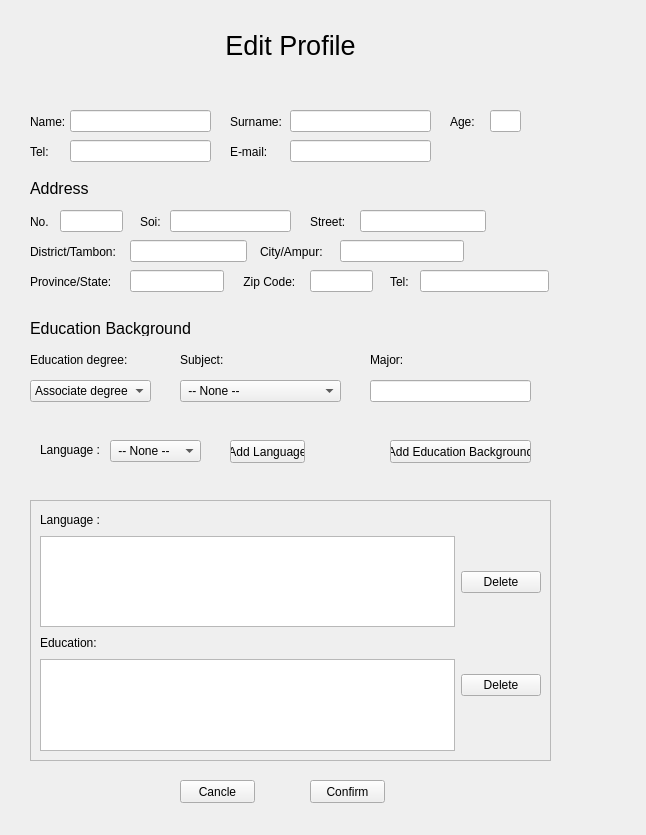
Above: ui_form/Edit_Create_User_Profile.ui from Sirawap/PathFinder-Project before the change. Below: the same form after it.
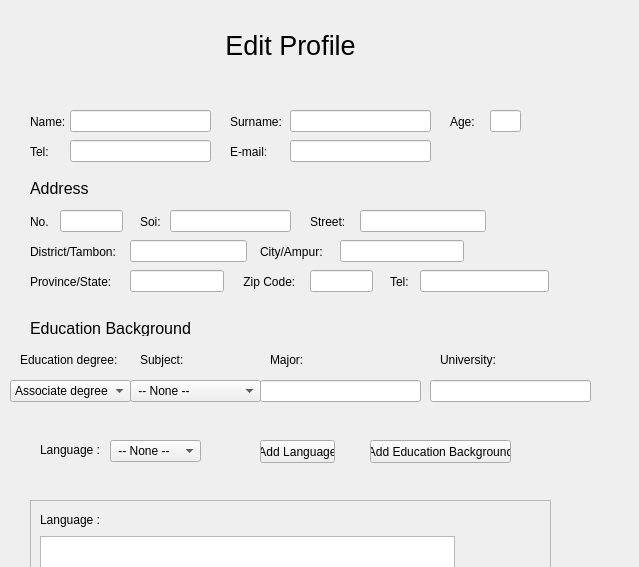
That is the form after the change. Icons and pictures are not drawn.

The edit to the form file:
```diff
--- a/ui_form/Edit_Create_User_Profile.ui
+++ b/ui_form/Edit_Create_User_Profile.ui
@@ -6,8 +6,8 @@
    <rect>
     <x>0</x>
     <y>0</y>
-    <width>646</width>
-    <height>835</height>
+    <width>639</width>
+    <height>567</height>
    </rect>
   </property>
   <property name="windowTitle">
@@ -83,7 +83,7 @@
   <widget class="QLabel" name="label_18">
    <property name="geometry">
     <rect>
-     <x>30</x>
+     <x>20</x>
      <y>350</y>
      <width>101</width>
      <height>20</height>
@@ -96,7 +96,7 @@
   <widget class="QComboBox" name="comboBox_degree">
    <property name="geometry">
     <rect>
-     <x>30</x>
+     <x>10</x>
      <y>380</y>
      <width>121</width>
      <height>22</height>
@@ -126,7 +126,7 @@
   <widget class="QLabel" name="label_19">
    <property name="geometry">
     <rect>
-     <x>180</x>
+     <x>140</x>
      <y>350</y>
      <width>101</width>
      <height>20</height>
@@ -165,9 +165,9 @@
   <widget class="QComboBox" name="comboBox_subject">
    <property name="geometry">
     <rect>
-     <x>180</x>
+     <x>130</x>
      <y>380</y>
-     <width>161</width>
+     <width>131</width>
      <height>22</height>
     </rect>
    </property>
@@ -626,7 +626,7 @@
   <widget class="QLabel" name="label_21">
    <property name="geometry">
     <rect>
-     <x>370</x>
+     <x>270</x>
      <y>350</y>
      <width>101</width>
      <height>20</height>
@@ -639,7 +639,7 @@
   <widget class="QLineEdit" name="lineEdit_major">
    <property name="geometry">
     <rect>
-     <x>370</x>
+     <x>260</x>
      <y>380</y>
      <width>161</width>
      <height>22</height>
@@ -652,7 +652,7 @@
   <widget class="QPushButton" name="pushButton">
    <property name="geometry">
     <rect>
-     <x>390</x>
+     <x>370</x>
      <y>440</y>
      <width>141</width>
      <height>23</height>
@@ -665,7 +665,7 @@
   <widget class="QPushButton" name="pushButton_2">
    <property name="geometry">
     <rect>
-     <x>230</x>
+     <x>260</x>
      <y>440</y>
      <width>75</width>
      <height>23</height>
@@ -836,6 +836,32 @@
     </layout>
    </widget>
   </widget>
+  <widget class="QLabel" name="label_24">
+   <property name="geometry">
+    <rect>
+     <x>440</x>
+     <y>350</y>
+     <width>101</width>
+     <height>20</height>
+    </rect>
+   </property>
+   <property name="text">
+    <string>University:</string>
+   </property>
+  </widget>
+  <widget class="QLineEdit" name="lineEdit_university">
+   <property name="geometry">
+    <rect>
+     <x>430</x>
+     <y>380</y>
+     <width>161</width>
+     <height>22</height>
+    </rect>
+   </property>
+   <property name="text">
+    <string/>
+   </property>
+  </widget>
  </widget>
  <resources>
   <include location="../resource_pic/source.qrc"/>
```
